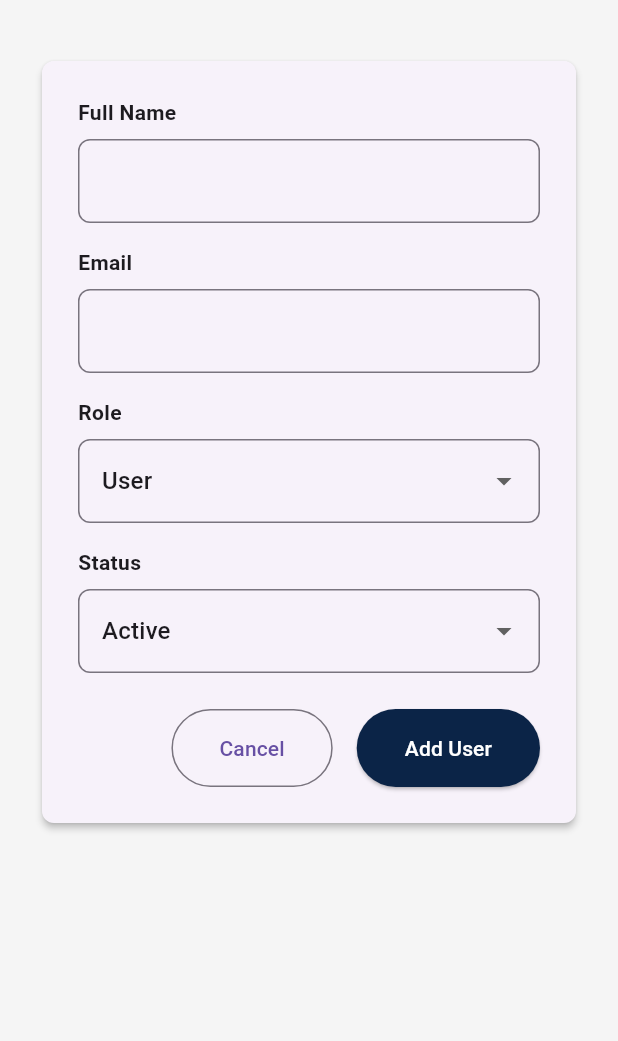
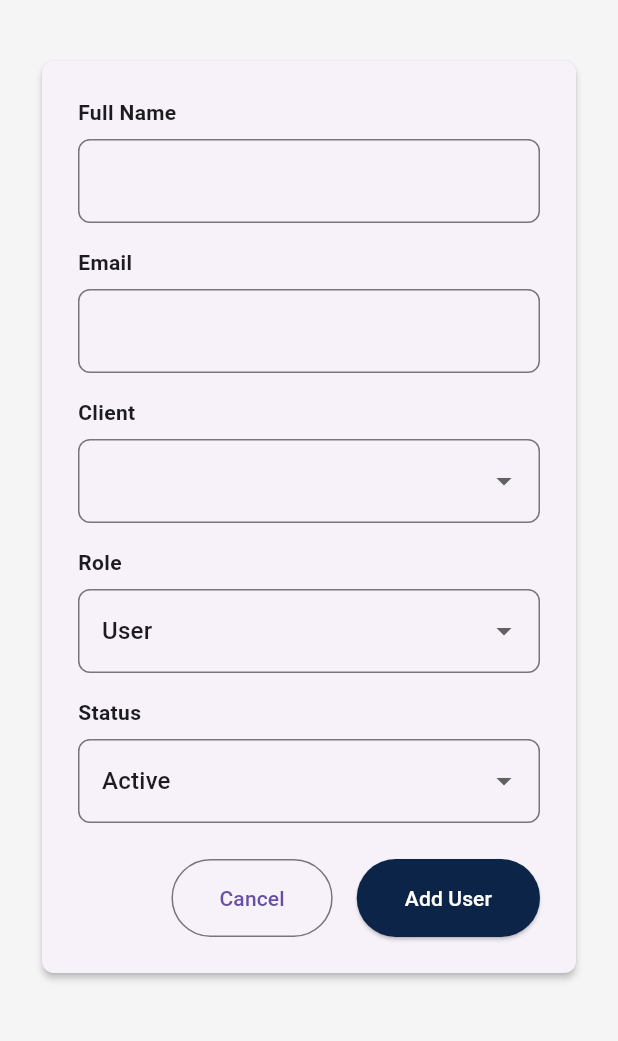
Before and after one commit to Muthustrings/Accessavault, a Flutter app: the screen it shows after launch, item 2 of the bottom bar chosen, after a tap on "+ Add User", on a phone screen of 412 x 824 dp, the part 65-1106 px from its top. Run offline on Flutter 3.47's test engine with Material 3 defaults, Android fonts, the light colour scheme and no system bars; our stand-ins replace shared_preferences.

Commit message:
upadated drop down on the user page

```diff
--- a/accessavault/lib/add_user.dart
+++ b/accessavault/lib/add_user.dart
@@ -1,6 +1,7 @@
 import 'package:flutter/material.dart';
 import 'package:provider/provider.dart';
 import 'main.dart';
+import 'client_provider.dart'; // Import Client and ClientProvider
 
 class AddUserPage extends StatefulWidget {
   final Map<String, String>? user;
@@ -17,6 +18,7 @@ class _AddUserPageState extends State<AddUserPage> {
   late String _email;
   late String _role;
   late String _status;
+  Client? _selectedClient; // New variable for selected client
 
   final List<String> _roles = ['Admin', 'User', 'Guest'];
   final List<String> _statuses = ['Active', 'Inactive'];
@@ -28,6 +30,11 @@ class _AddUserPageState extends State<AddUserPage> {
     _email = widget.user?['email'] ?? '';
     _role = widget.user?['role'] ?? 'User';
     _status = widget.user?['status'] ?? 'Active';
+    // Initialize _selectedClient if editing an existing user and client info is available
+    // For simplicity, we'll assume client ID is stored in user map if applicable
+    // If not, you might need to fetch the client object based on an ID
+    // For now, we'll leave it null for new users or if no client is associated
+    _selectedClient = null; // Will be set from dropdown
   }
 
   @override
@@ -86,6 +93,22 @@ class _AddUserPageState extends State<AddUserPage> {
                       onSaved: (value) => _email = value ?? '',
                     ),
                     const SizedBox(height: 16),
+                    Consumer<ClientProvider>(
+                      builder: (context, clientProvider, child) {
+                        final clients = clientProvider.clients;
+                        return _buildClientDropdown(
+                          label: 'Client',
+                          value: _selectedClient,
+                          items: clients,
+                          onChanged: (Client? newClient) {
+                            setState(() {
+                              _selectedClient = newClient;
+                            });
+                          },
+                        );
+                      },
+                    ),
+                    const SizedBox(height: 16),
                     _buildDropdown(
                       label: 'Role',
                       value: _role,
@@ -132,21 +155,22 @@ class _AddUserPageState extends State<AddUserPage> {
                                 context,
                                 listen: false,
                               );
+                              final userData = {
+                                'name': _name,
+                                'email': _email,
+                                'role': _role,
+                                'status': _status,
+                                'client_id':
+                                    _selectedClient?.id ?? '', // Add client ID
+                              };
                               if (widget.user != null &&
                                   widget.userIndex != null) {
-                                userProvider.updateUser(widget.userIndex!, {
-                                  'name': _name,
-                                  'email': _email,
-                                  'role': _role,
-                                  'status': _status,
-                                });
+                                userProvider.updateUser(
+                                  widget.userIndex!,
+                                  userData,
+                                );
                               } else {
-                                userProvider.addUser({
-                                  'name': _name,
-                                  'email': _email,
-                                  'role': _role,
-                                  'status': _status,
-                                });
+                                userProvider.addUser(userData);
                               }
                               Navigator.pop(context);
                             }
@@ -223,4 +247,33 @@ class _AddUserPageState extends State<AddUserPage> {
       ],
     );
   }
+
+  Widget _buildClientDropdown({
+    required String label,
+    required Client? value,
+    required List<Client> items,
+    required ValueChanged<Client?> onChanged,
+  }) {
+    return Column(
+      crossAxisAlignment: CrossAxisAlignment.start,
+      children: [
+        Text(label, style: const TextStyle(fontWeight: FontWeight.bold)),
+        const SizedBox(height: 8),
+        DropdownButtonFormField<Client>(
+          value: value,
+          items:
+              items.map((Client client) {
+                return DropdownMenuItem<Client>(
+                  value: client,
+                  child: Text(client.contactPerson), // Display contact person
+                );
+              }).toList(),
+          onChanged: onChanged,
+          decoration: InputDecoration(
+            border: OutlineInputBorder(borderRadius: BorderRadius.circular(8)),
+          ),
+        ),
+      ],
+    );
+  }
 }
--- /dev/null
+++ b/accessavault/lib/client_provider.dart
@@ -0,0 +1,70 @@
+import 'package:flutter/material.dart';
+
+class Client {
+  String id;
+  String contactPerson;
+  String email;
+  String website;
+  String status;
+
+  Client({
+    required this.id,
+    required this.contactPerson,
+    required this.email,
+    required this.website,
+    required this.status,
+  });
+}
+
+class ClientProvider with ChangeNotifier {
+  final List<Client> _clients = [
+    Client(
+      id: 'CLIENT001',
+      contactPerson: 'John Smith',
+      email: 'john.smith@acme.com',
+      website: 'acme.com',
+      status: 'Active',
+    ),
+    Client(
+      id: 'CLIENT002',
+      contactPerson: 'Susan Johnson',
+      email: 's.johnson@globex.com',
+      website: 'globex.com',
+      status: 'Inactive',
+    ),
+    Client(
+      id: 'CLIENT003',
+      contactPerson: 'Tony Stark',
+      email: 't.stark.stark.com',
+      website: 'stark.com',
+      status: 'Active',
+    ),
+    Client(
+      id: 'CLIENT004',
+      contactPerson: 'Bruce Wayne',
+      email: 'bruce@wayne.com',
+      website: 'wayne.com',
+      status: 'Inactive',
+    ),
+  ];
+
+  List<Client> get clients => _clients;
+
+  void addClient(Client client) {
+    _clients.add(client);
+    notifyListeners();
+  }
+
+  void updateClient(String id, Client updatedClient) {
+    final index = _clients.indexWhere((client) => client.id == id);
+    if (index != -1) {
+      _clients[index] = updatedClient;
+      notifyListeners();
+    }
+  }
+
+  void deleteClient(String id) {
+    _clients.removeWhere((client) => client.id == id);
+    notifyListeners();
+  }
+}
--- a/accessavault/lib/clients_screen.dart
+++ b/accessavault/lib/clients_screen.dart
@@ -1,21 +1,7 @@
 import 'package:flutter/material.dart';
+import 'package:provider/provider.dart';
 import 'add_client_screen.dart';
-
-class Client {
-  String id;
-  String contactPerson;
-  String email;
-  String website;
-  String status;
-
-  Client({
-    required this.id,
-    required this.contactPerson,
-    required this.email,
-    required this.website,
-    required this.status,
-  });
-}
+import 'client_provider.dart'; // Import the new ClientProvider
 
 class ClientsScreen extends StatefulWidget {
   const ClientsScreen({Key? key}) : super(key: key);
@@ -25,51 +11,15 @@ class ClientsScreen extends StatefulWidget {
 }
 
 class _ClientsScreenState extends State<ClientsScreen> {
-  final List<Client> _clients = [
-    Client(
-      id: 'CLIENT001',
-      contactPerson: 'John Smith',
-      email: 'john.smith@acme.com',
-      website: 'acme.com',
-      status: 'Active',
-    ),
-    Client(
-      id: 'CLIENT002',
-      contactPerson: 'Susan Johnson',
-      email: 's.johnson@globex.com',
-      website: 'globex.com',
-      status: 'Inactives',
-    ),
-    Client(
-      id: 'CLIENT003',
-      contactPerson: 'Tony Stark',
-      email: 't.stark.stark.com',
-      website: 'stark.com',
-      status: 'Active',
-    ),
-    Client(
-      id: 'CLIENT004',
-      contactPerson: 'Bruce Wayne',
-      email: 'bruce@wayne.com',
-      website: 'wayne.com',
-      status: 'Inactives',
-    ),
-  ];
-
   void _editClient(Client client) {
     Navigator.push(
       context,
       MaterialPageRoute(builder: (context) => AddClientScreen(client: client)),
-    ).then((_) {
-      // Refresh the list after returning from AddClientScreen
-      setState(() {});
-    });
+    );
   }
 
-  void _deleteClient(Client client) {
-    setState(() {
-      _clients.removeWhere((c) => c.id == client.id);
-    });
+  void _deleteClient(Client client, ClientProvider clientProvider) {
+    clientProvider.deleteClient(client.id);
     ScaffoldMessenger.of(
       context,
     ).showSnackBar(SnackBar(content: Text('Deleted ${client.id}')));
@@ -77,6 +27,9 @@ class _ClientsScreenState extends State<ClientsScreen> {
 
   @override
   Widget build(BuildContext context) {
+    final clientProvider = Provider.of<ClientProvider>(context);
+    final clients = clientProvider.clients;
+
     return Scaffold(
       appBar: AppBar(
         title: const Text(
@@ -139,7 +92,7 @@ class _ClientsScreenState extends State<ClientsScreen> {
                 DataColumn(label: Text('Actions')), // New column for actions
               ],
               rows:
-                  _clients.map((client) {
+                  clients.map((client) {
                     return DataRow(
                       cells: [
                         DataCell(Text(client.id)),
@@ -156,7 +109,8 @@ class _ClientsScreenState extends State<ClientsScreen> {
                               ),
                               IconButton(
                                 icon: const Icon(Icons.delete),
-                                onPressed: () => _deleteClient(client),
+                                onPressed:
+                                    () => _deleteClient(client, clientProvider),
                               ),
                             ],
                           ),
--- a/accessavault/lib/main.dart
+++ b/accessavault/lib/main.dart
@@ -3,6 +3,7 @@ import 'package:accessavault/main_layout.dart';
 import 'package:provider/provider.dart';
 import 'package:shared_preferences/shared_preferences.dart';
 import 'dart:convert';
+import 'package:accessavault/client_provider.dart';
 
 class UserProvider extends ChangeNotifier {
   List<Map<String, String>> _users = [];
@@ -86,7 +87,13 @@ void main() async {
   await userProvider.initialize();
 
   runApp(
-    ChangeNotifierProvider(create: (_) => userProvider, child: const MyApp()),
+    MultiProvider(
+      providers: [
+        ChangeNotifierProvider(create: (_) => userProvider),
+        ChangeNotifierProvider(create: (context) => ClientProvider()),
+      ],
+      child: const MyApp(),
+    ),
   );
 }
 
--- a/accessavault/lib/main_layout.dart
+++ b/accessavault/lib/main_layout.dart
@@ -17,7 +17,7 @@ class MainLayout extends StatefulWidget {
 }
 
 class _MainLayoutState extends State<MainLayout> {
-  int _selectedIndex = 0; // 0 for Dashboard, 1 for Users
+  int _selectedIndex = 4; // 0 for Dashboard, 1 for Users, 4 for Clients
 
   final List<Widget> _screens = [];
 
```
Also changed, not shown: accessavault/lib/add_client_screen.dart (+20 -5 lines).
